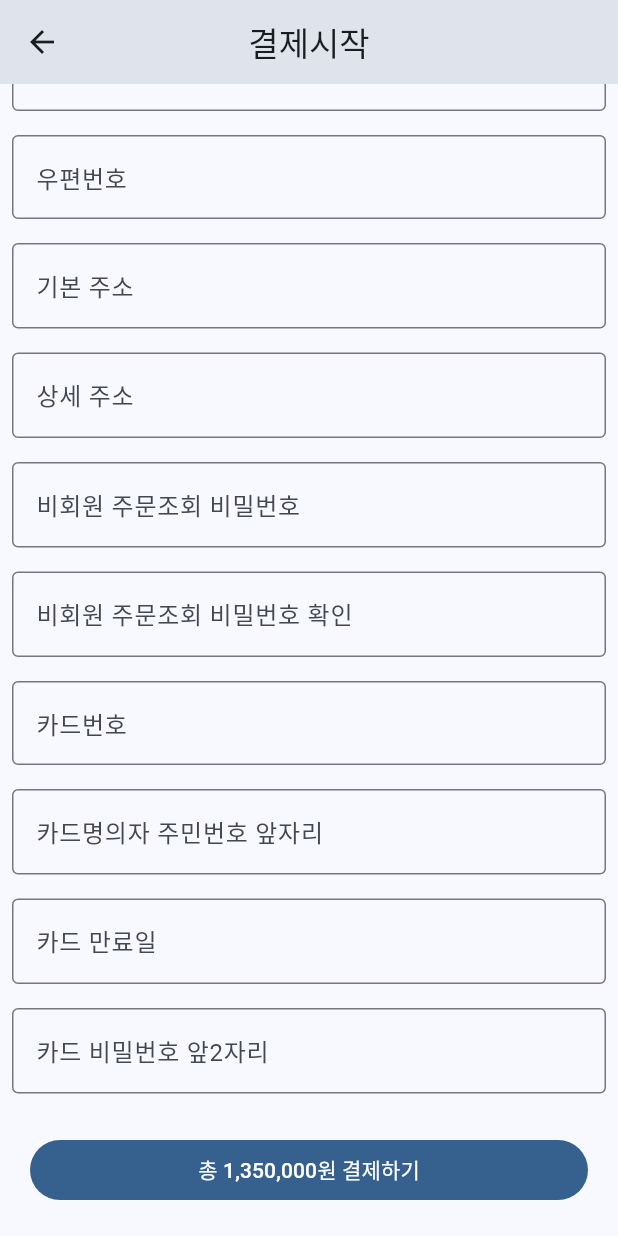
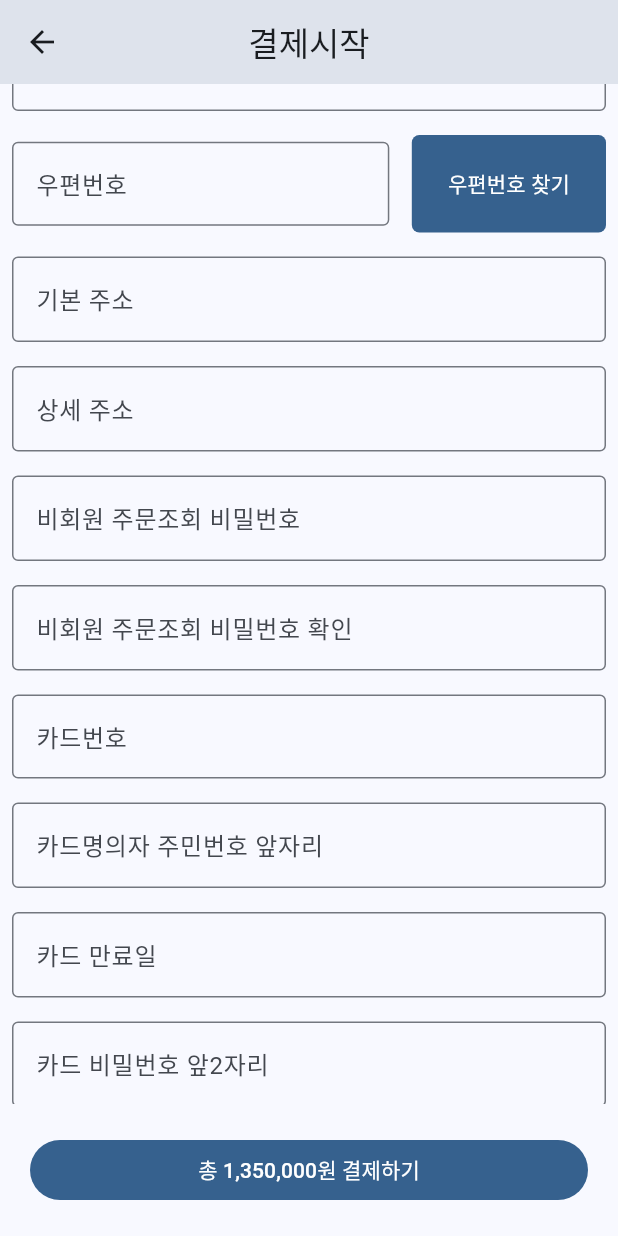
Before and after one commit to shanghanrun/shoppingmall, a Flutter app: the ItemCheckoutPage screen opened directly, scrolled down 576 dp, on a phone screen of 412 x 824 dp. Run offline on Flutter 3.47's test engine with Material 2 defaults, Android fonts, the phone set to English and light mode, and no system bars; our stand-ins replace cached_network_image; missing offline and left inert: kpostal; network calls fail.

Commit message:
우편번호 조회

```diff
--- a/lib/item_checkout_page.dart
+++ b/lib/item_checkout_page.dart
@@ -2,6 +2,7 @@
 import 'package:flutter/material.dart';
 import 'package:intl/intl.dart';
 import 'models/product.dart';
+import 'package:kpostal/kpostal.dart';
 
 class ItemCheckoutPage extends StatefulWidget {
   const ItemCheckoutPage({super.key});
@@ -219,10 +220,41 @@
   Widget receiverZipTextField() {
     return Padding(
       padding: const EdgeInsets.all(8),
-      child: TextFormField(
-        controller: receiverZipController,
-        decoration: const InputDecoration(
-            border: OutlineInputBorder(), hintText: "우편번호"),
+      child: Row(
+        children: [
+          Expanded(
+            child: TextFormField(
+              readOnly: true,
+              controller: receiverZipController,
+              decoration: const InputDecoration(
+                  border: OutlineInputBorder(), hintText: "우편번호"),
+            ),
+          ),
+          const SizedBox(width: 15),
+          FilledButton(
+            onPressed: () {
+              Navigator.of(context).push(
+                MaterialPageRoute(
+                  builder: (context) {
+                    return KpostalView(callback: (Kpostal result) {
+                      receiverZipController.text = result.postCode;
+                      receiverAddress1Controller.text = result.address;
+                    });
+                  },
+                ),
+              );
+            },
+            style: FilledButton.styleFrom(
+              shape: RoundedRectangleBorder(
+                borderRadius: BorderRadius.circular(5),
+              ),
+            ),
+            child: const Padding(
+              padding: EdgeInsets.symmetric(vertical: 22),
+              child: Text('우편번호 찾기'),
+            ),
+          ),
+        ],
       ),
     );
   }
@@ -231,6 +263,7 @@
     return Padding(
       padding: const EdgeInsets.all(8),
       child: TextFormField(
+        readOnly: true,
         controller: receiverAddress1Controller,
         maxLines: 1, // 추가
         decoration: const InputDecoration(
```
Also changed, not shown: 1 other file.
